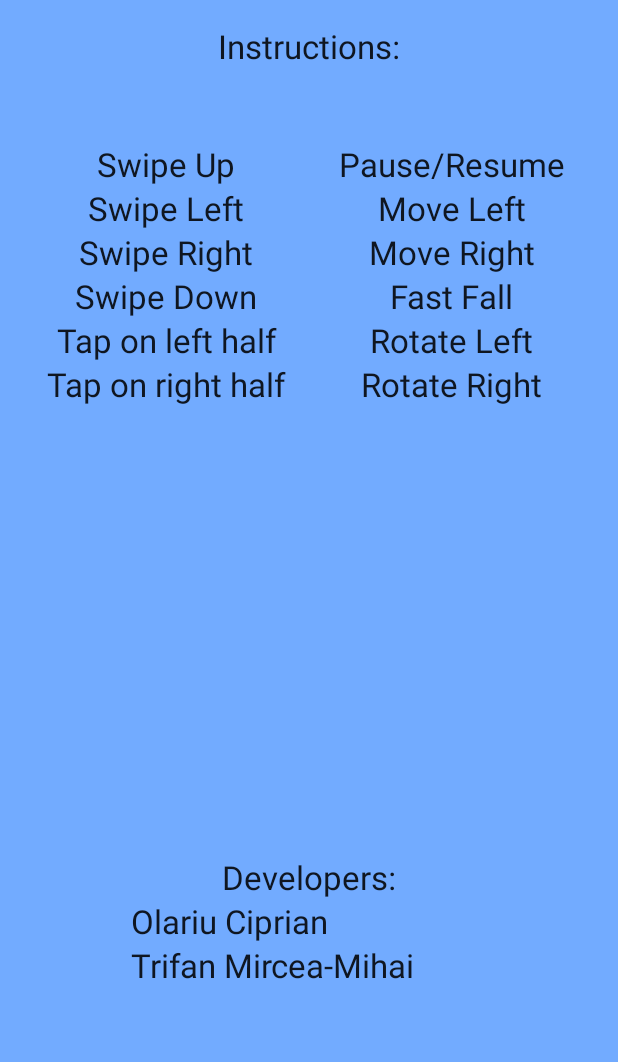
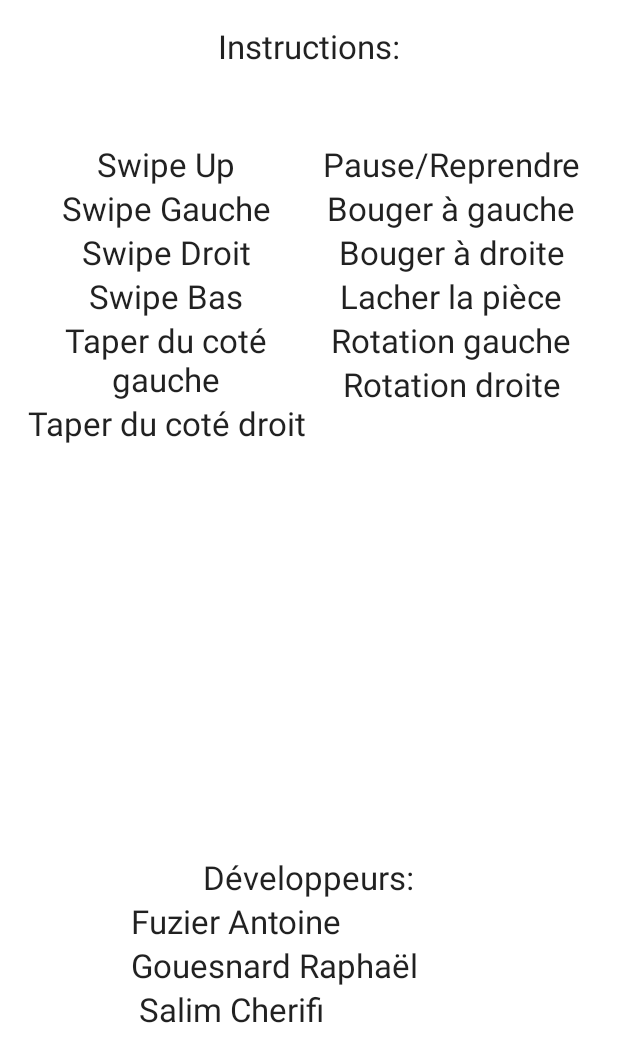
Before and after one commit to antoinefuzieruniv/ChallengeAndroid, an Android app: the AboutActivity screen opened directly, with no data from a screen before it, on a phone screen of 412 x 824 dp. Shown: the top 1062 px of the screen. Run offline under Robolectric (Android 15) with nearby library versions, the phone set to English and light mode, and no system bars.

Commit message:
traduction fr

```diff
--- a/app/src/main/res/layout/activity_about.xml
+++ b/app/src/main/res/layout/activity_about.xml
@@ -2,12 +2,12 @@
     xmlns:tools="http://schemas.android.com/tools"
     android:layout_width="match_parent"
     android:layout_height="match_parent"
-    android:background="#ff72abff"
+    android:background="@android:color/white"
     android:orientation="vertical"
+    android:paddingLeft="@dimen/activity_horizontal_margin"
+    android:paddingTop="@dimen/activity_vertical_margin"
+    android:paddingRight="@dimen/activity_horizontal_margin"
     android:paddingBottom="@dimen/activity_vertical_margin"
-    android:paddingLeft="@dimen/activity_horizontal_margin"
-    android:paddingRight="@dimen/activity_horizontal_margin"
-    android:paddingTop="@dimen/activity_vertical_margin"
     android:weightSum="100"
     tools:context=".AboutActivity">
 
@@ -56,8 +56,8 @@
                     <TextView
                         android:layout_width="match_parent"
                         android:layout_height="wrap_content"
+                        android:layout_alignParentStart="true"
                         android:layout_alignParentLeft="true"
-                        android:layout_alignParentStart="true"
                         android:layout_alignParentTop="true"
                         android:layout_centerHorizontal="true"
                         android:gravity="center"
@@ -67,8 +67,8 @@
                     <TextView
                         android:layout_width="match_parent"
                         android:layout_height="wrap_content"
+                        android:layout_alignParentStart="true"
                         android:layout_alignParentLeft="true"
-                        android:layout_alignParentStart="true"
                         android:layout_alignParentTop="true"
                         android:layout_centerHorizontal="true"
                         android:gravity="center"
@@ -78,8 +78,8 @@
                     <TextView
                         android:layout_width="match_parent"
                         android:layout_height="wrap_content"
+                        android:layout_alignParentStart="true"
                         android:layout_alignParentLeft="true"
-                        android:layout_alignParentStart="true"
                         android:layout_alignParentTop="true"
                         android:layout_centerHorizontal="true"
                         android:gravity="center"
@@ -89,8 +89,8 @@
                     <TextView
                         android:layout_width="match_parent"
                         android:layout_height="wrap_content"
+                        android:layout_alignParentStart="true"
                         android:layout_alignParentLeft="true"
-                        android:layout_alignParentStart="true"
                         android:layout_alignParentTop="true"
                         android:layout_centerHorizontal="true"
                         android:gravity="center"
@@ -100,8 +100,8 @@
                     <TextView
                         android:layout_width="match_parent"
                         android:layout_height="wrap_content"
+                        android:layout_alignParentStart="true"
                         android:layout_alignParentLeft="true"
-                        android:layout_alignParentStart="true"
                         android:layout_alignParentTop="true"
                         android:layout_centerHorizontal="true"
                         android:gravity="center"
@@ -111,8 +111,8 @@
                     <TextView
                         android:layout_width="match_parent"
                         android:layout_height="wrap_content"
+                        android:layout_alignParentStart="true"
                         android:layout_alignParentLeft="true"
-                        android:layout_alignParentStart="true"
                         android:layout_alignParentTop="true"
                         android:layout_centerHorizontal="true"
                         android:gravity="center"
@@ -130,8 +130,8 @@
                 <TextView
                     android:layout_width="match_parent"
                     android:layout_height="wrap_content"
+                    android:layout_alignParentStart="true"
                     android:layout_alignParentLeft="true"
-                    android:layout_alignParentStart="true"
                     android:layout_alignParentTop="true"
                     android:layout_centerHorizontal="true"
                     android:gravity="center"
@@ -141,8 +141,8 @@
                 <TextView
                     android:layout_width="match_parent"
                     android:layout_height="wrap_content"
+                    android:layout_alignParentStart="true"
                     android:layout_alignParentLeft="true"
-                    android:layout_alignParentStart="true"
                     android:layout_alignParentTop="true"
                     android:layout_centerHorizontal="true"
                     android:gravity="center"
@@ -152,8 +152,8 @@
                 <TextView
                     android:layout_width="match_parent"
                     android:layout_height="wrap_content"
+                    android:layout_alignParentStart="true"
                     android:layout_alignParentLeft="true"
-                    android:layout_alignParentStart="true"
                     android:layout_alignParentTop="true"
                     android:layout_centerHorizontal="true"
                     android:gravity="center"
@@ -163,8 +163,8 @@
                 <TextView
                     android:layout_width="match_parent"
                     android:layout_height="wrap_content"
+                    android:layout_alignParentStart="true"
                     android:layout_alignParentLeft="true"
-                    android:layout_alignParentStart="true"
                     android:layout_alignParentTop="true"
                     android:layout_centerHorizontal="true"
                     android:gravity="center"
@@ -174,8 +174,8 @@
                 <TextView
                     android:layout_width="match_parent"
                     android:layout_height="wrap_content"
+                    android:layout_alignParentStart="true"
                     android:layout_alignParentLeft="true"
-                    android:layout_alignParentStart="true"
                     android:layout_alignParentTop="true"
                     android:layout_centerHorizontal="true"
                     android:gravity="center"
@@ -185,8 +185,8 @@
                 <TextView
                     android:layout_width="match_parent"
                     android:layout_height="wrap_content"
+                    android:layout_alignParentStart="true"
                     android:layout_alignParentLeft="true"
-                    android:layout_alignParentStart="true"
                     android:layout_alignParentTop="true"
                     android:layout_centerHorizontal="true"
                     android:gravity="center"
@@ -219,12 +219,12 @@
             android:id="@+id/developer1_textview"
             android:layout_width="wrap_content"
             android:layout_height="wrap_content"
+            android:layout_below="@id/developer_textview"
+            android:layout_alignParentStart="true"
             android:layout_alignParentLeft="true"
-            android:layout_alignParentStart="true"
-            android:layout_below="@id/developer_textview"
             android:layout_centerVertical="true"
+            android:layout_marginStart="71dp"
             android:layout_marginLeft="71dp"
-            android:layout_marginStart="71dp"
             android:text="@string/developer1_string"
             android:textAppearance="?android:attr/textAppearanceLarge" />
 
@@ -232,10 +232,23 @@
             android:id="@+id/developer2_textview"
             android:layout_width="wrap_content"
             android:layout_height="wrap_content"
+            android:layout_below="@+id/developer1_textview"
+            android:layout_alignStart="@+id/developer1_textview"
             android:layout_alignLeft="@+id/developer1_textview"
+            android:text="@string/developer2_string"
+            android:textAppearance="?android:attr/textAppearanceLarge" />
+
+        <TextView
+            android:id="@+id/developer2_textview2"
+            android:layout_width="wrap_content"
+            android:layout_height="wrap_content"
+            android:layout_below="@+id/developer2_textview"
             android:layout_alignStart="@+id/developer1_textview"
-            android:layout_below="@+id/developer1_textview"
-            android:text="@string/developer2_string"
+            android:layout_alignLeft="@+id/developer1_textview"
+            android:layout_marginStart="5dp"
+            android:layout_marginLeft="5dp"
+            android:layout_marginTop="0dp"
+            android:text="@string/developer3_string"
             android:textAppearance="?android:attr/textAppearanceLarge" />
 
 
--- a/app/src/main/res/values/strings.xml
+++ b/app/src/main/res/values/strings.xml
@@ -2,33 +2,36 @@
     <string name="app_name">Amazing Tetris</string>
 
     <string name="hello_world">Hello world!</string>
-    <string name="action_settings">Settings</string>
-    <string name="new_game_button_text">New game</string>
+    <string name="action_settings">Paramètres</string>
+    <string name="new_game_button_text">Nouveau jeu</string>
     <string name="high_scores_button_text">High scores</string>
-    <string name="about_button_text">About</string>
+    <string name="about_button_text">A propos</string>
     <string name="high_scores_string">High Scores</string>
-    <string name="about_string">About the game</string>
+    <string name="about_string">A propos</string>
     <string name="game_score_string">Points: 0</string>
     <string name="game_malus_count">Malus: 0</string>
-    <string name="welcome_string">Welcome,</string>
-    <string name="settings_button_text">Settings</string>
+    <string name="welcome_string">Bienvenue,</string>
+    <string name="settings_button_text">Paramètres</string>
     <string name="set_properties_highscores_button_text">High Scores filters</string>
     <string name="game_over_textview_string">GAME OVER</string>
-    <string name="game_over_textview_string2">Tap to play again</string>
-    <string name="developers_string">Developers:</string>
-    <string name="developer1_string">Olariu Ciprian</string>
-    <string name="developer2_string">Trifan Mircea-Mihai</string>
+    <string name="game_over_textview_string2">Rejouer</string>
+    <string name="developers_string">Développeurs:</string>
+
+    <string name="developer1_string">Fuzier Antoine</string>
+    <string name="developer2_string">Gouesnard Raphaël</string>
+    <string name="developer3_string">Salim Cherifi</string>
+
     <string name="instructions_string">Instructions:</string>
     <string name="gesture1_string">Swipe Up</string>
-    <string name="gesture2_string">Swipe Left</string>
-    <string name="gesture3_string">Swipe Right</string>
-    <string name="gesture4_string">Swipe Down</string>
-    <string name="gesture5_string">Tap on left half</string>
-    <string name="gesture6_string">Tap on right half</string>
-    <string name="gestureeffect1_string">Pause/Resume</string>
-    <string name="gestureeffect2_string">Move Left</string>
-    <string name="gestureeffect3_string">Move Right</string>
-    <string name="gestureeffect4_string">Fast Fall</string>
-    <string name="gestureeffect5_string">Rotate Left</string>
-    <string name="gestureeffect6_string">Rotate Right</string>
+    <string name="gesture2_string">Swipe Gauche</string>
+    <string name="gesture3_string">Swipe Droit</string>
+    <string name="gesture4_string">Swipe Bas</string>
+    <string name="gesture5_string">Taper du coté gauche</string>
+    <string name="gesture6_string">Taper du coté droit</string>
+    <string name="gestureeffect1_string">Pause/Reprendre</string>
+    <string name="gestureeffect2_string">Bouger à gauche</string>
+    <string name="gestureeffect3_string">Bouger à droite</string>
+    <string name="gestureeffect4_string">Lacher la pièce</string>
+    <string name="gestureeffect5_string">Rotation gauche</string>
+    <string name="gestureeffect6_string">Rotation droite</string>
 </resources>
```
Also changed, not shown: app/src/main/java/com/indysoft/amazingtetris/GameActivity.java (+2 -6 lines), app/src/main/res/layout/activity_game.xml (+15 -17 lines), app/src/main/res/layout/activity_highscores.xml (+18 -18 lines).
